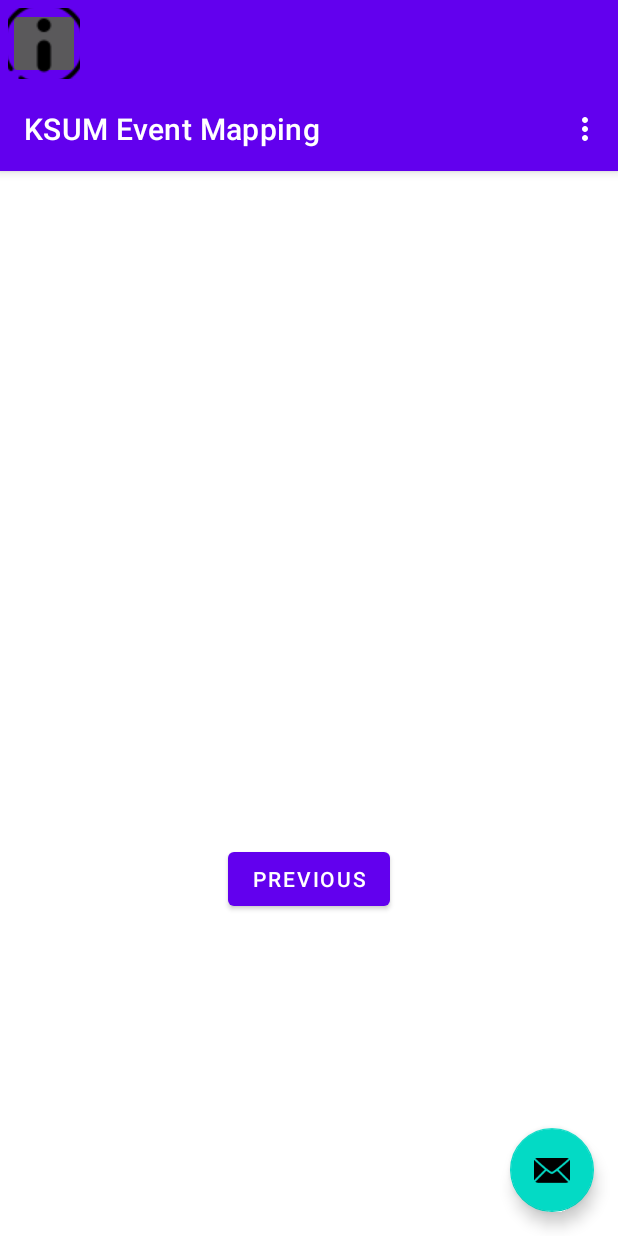
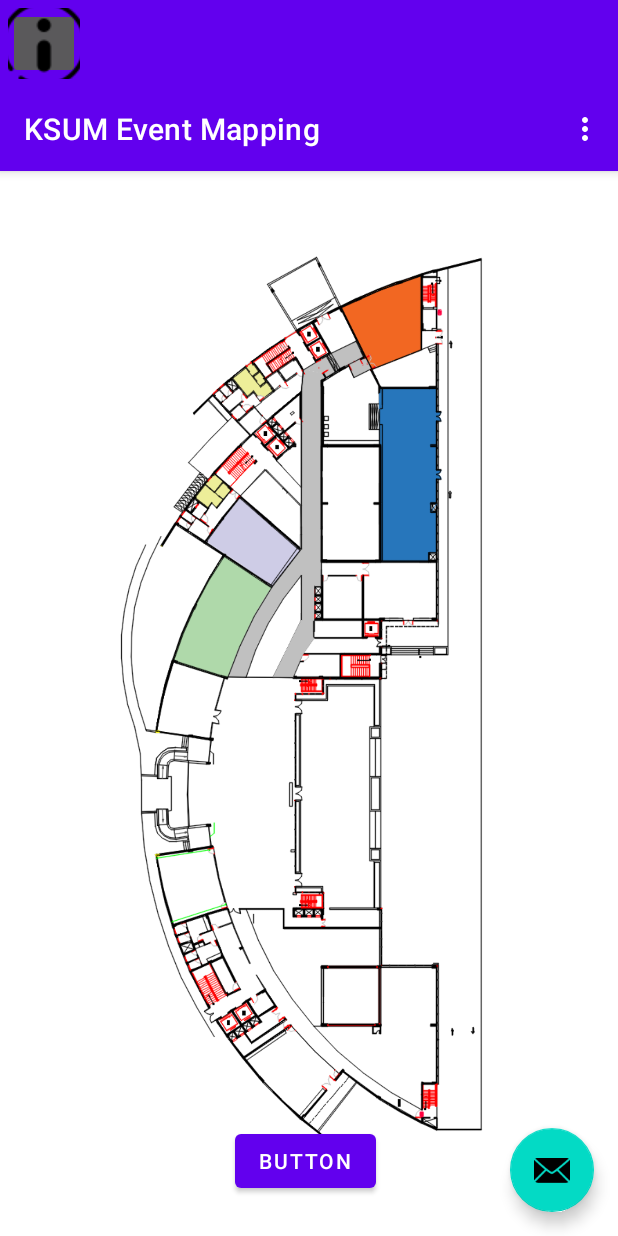
Before and after one commit to jazzirHussain/KSUM_Event_mapping, an Android app: the SecondFragment screen opened through its navigation route, on a phone screen of 412 x 824 dp. Run offline under Robolectric (Android 15) with nearby library versions, the phone set to English and light mode, and no system bars.

Commit message:
second fragment stuff

```diff
--- a/app/src/main/java/com/example/ksumeventmapping/FirstFragment.java
+++ b/app/src/main/java/com/example/ksumeventmapping/FirstFragment.java
@@ -28,6 +28,7 @@ public class FirstFragment extends Fragment {
             public void onClick(View view) {
                 NavHostFragment.findNavController(FirstFragment.this)
                         .navigate(R.id.action_FirstFragment_to_SecondFragment);
+
             }
         });
     }
--- a/app/src/main/java/com/example/ksumeventmapping/SecondFragment.java
+++ b/app/src/main/java/com/example/ksumeventmapping/SecondFragment.java
@@ -1,21 +1,37 @@
 package com.example.ksumeventmapping;
 
+import android.media.Image;
 import android.os.Bundle;
 import android.view.LayoutInflater;
 import android.view.View;
 import android.view.ViewGroup;
+import android.widget.ImageView;
 
 import androidx.annotation.NonNull;
+import androidx.appcompat.app.AppCompatActivity;
 import androidx.fragment.app.Fragment;
 import androidx.navigation.fragment.NavHostFragment;
 
 public class SecondFragment extends Fragment {
+
+    ImageView imageView;
+    ImageView imageView2;
+
 
     @Override
     public View onCreateView(
             LayoutInflater inflater, ViewGroup container,
             Bundle savedInstanceState
     ) {
+        int i=1;
+        if(i==1){
+            View view = inflater.inflate(R.layout.fragment_second,container,false);
+            imageView = (ImageView) view.findViewById(R.id.imageView3);
+            imageView.setVisibility(View.VISIBLE);
+            imageView2 = (ImageView) view.findViewById(R.id.imageView2);
+            imageView2.setVisibility(View.VISIBLE);
+
+        }
         // Inflate the layout for this fragment
         return inflater.inflate(R.layout.fragment_second, container, false);
     }
--- a/app/src/main/res/layout/fragment_first.xml
+++ b/app/src/main/res/layout/fragment_first.xml
@@ -6,23 +6,15 @@
     android:layout_height="match_parent"
     tools:context=".FirstFragment">
 
-    <TextView
-        android:id="@+id/textview_first"
-        android:layout_width="wrap_content"
-        android:layout_height="wrap_content"
-        android:text="@string/hello_first_fragment"
-        app:layout_constraintBottom_toTopOf="@id/button_first"
-        app:layout_constraintEnd_toEndOf="parent"
-        app:layout_constraintStart_toStartOf="parent"
-        app:layout_constraintTop_toTopOf="parent" />
-
     <Button
         android:id="@+id/button_first"
         android:layout_width="wrap_content"
         android:layout_height="wrap_content"
+        android:layout_marginBottom="40dp"
         android:text="@string/next"
         app:layout_constraintBottom_toBottomOf="parent"
         app:layout_constraintEnd_toEndOf="parent"
-        app:layout_constraintStart_toStartOf="parent"
-        app:layout_constraintTop_toBottomOf="@id/textview_first" />
+        app:layout_constraintHorizontal_bias="0.498"
+        app:layout_constraintStart_toStartOf="parent" />
+
 </androidx.constraintlayout.widget.ConstraintLayout>
--- a/app/src/main/res/layout/fragment_second.xml
+++ b/app/src/main/res/layout/fragment_second.xml
@@ -6,22 +6,74 @@
     android:layout_height="match_parent"
     tools:context=".SecondFragment">
 
-    <TextView
-        android:id="@+id/textview_second"
-        android:layout_width="wrap_content"
-        android:layout_height="wrap_content"
-        app:layout_constraintBottom_toTopOf="@id/button_second"
-        app:layout_constraintEnd_toEndOf="parent"
-        app:layout_constraintStart_toStartOf="parent"
-        app:layout_constraintTop_toTopOf="parent" />
-
     <Button
         android:id="@+id/button_second"
         android:layout_width="wrap_content"
         android:layout_height="wrap_content"
-        android:text="@string/previous"
+        android:layout_marginEnd="161dp"
+        android:layout_marginBottom="26dp"
+        android:text="Button"
+        app:layout_constraintBottom_toBottomOf="parent"
+        app:layout_constraintEnd_toEndOf="parent" />
+
+    <ImageView
+        android:id="@+id/imageView2"
+        android:layout_width="582dp"
+        android:layout_height="881dp"
+        android:layout_marginEnd="30dp"
+        android:src="@drawable/samplemap"
         app:layout_constraintBottom_toBottomOf="parent"
         app:layout_constraintEnd_toEndOf="parent"
+        app:layout_constraintHorizontal_bias="0.502"
         app:layout_constraintStart_toStartOf="parent"
-        app:layout_constraintTop_toBottomOf="@id/textview_second" />
+        app:layout_constraintTop_toTopOf="parent" />
+
+    <ImageView
+        android:id="@+id/imageView3"
+        android:layout_width="37dp"
+        android:layout_height="39dp"
+        android:layout_marginStart="239dp"
+        android:layout_marginTop="90dp"
+        android:src="@drawable/icons8_location_64"
+        android:visibility="gone"
+        app:layout_constraintStart_toStartOf="parent"
+        app:layout_constraintTop_toTopOf="parent"
+        tools:visibility="gone" />
+
+    <ImageView
+        android:id="@+id/imageView4"
+        android:layout_width="42dp"
+        android:layout_height="47dp"
+        android:layout_marginStart="250dp"
+        android:layout_marginTop="186dp"
+        android:src="@drawable/icons8_location_64"
+        android:visibility="gone"
+        app:layout_constraintStart_toStartOf="parent"
+        app:layout_constraintTop_toTopOf="parent"
+        tools:visibility="gone" />
+
+    <ImageView
+        android:id="@+id/imageView5"
+        android:layout_width="53dp"
+        android:layout_height="49dp"
+        android:layout_marginStart="115dp"
+        android:layout_marginTop="288dp"
+        android:src="@drawable/icons8_location_64"
+        android:visibility="gone"
+        app:layout_constraintStart_toStartOf="parent"
+        app:layout_constraintTop_toTopOf="parent"
+        tools:visibility="gone" />
+
+    <ImageView
+        android:id="@+id/imageView6"
+        android:layout_width="52dp"
+        android:layout_height="49dp"
+        android:layout_marginStart="143dp"
+        android:layout_marginTop="224dp"
+        android:src="@drawable/icons8_location_64"
+        android:visibility="gone"
+        app:layout_constraintStart_toStartOf="parent"
+        app:layout_constraintTop_toTopOf="parent"
+        tools:visibility="gone" />
+
 </androidx.constraintlayout.widget.ConstraintLayout>
```
Also changed, not shown: app/src/main/res/drawable/icons8_location_64.png (added), app/src/main/res/drawable/samplemap.png (added).
